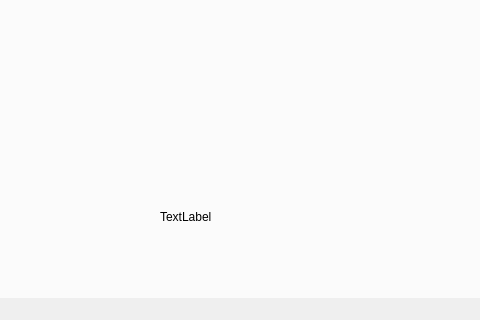
Above: maindesktopweadtwindow.ui from Vicken-Ghoubiguian/desktopWeaDTApp before the change; both pictures show x 162 to 642 and y 280 to 600 of the 800 by 600 pixel window. Below: the same form after it.
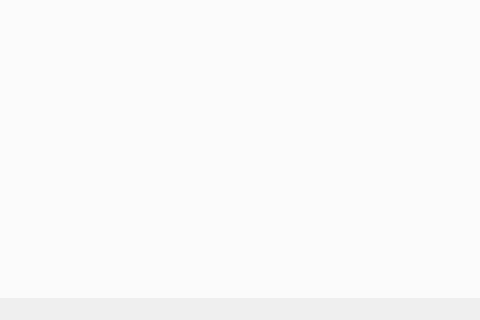
That is the form after the change.

What changed in the file:
```diff
--- a/maindesktopweadtwindow.ui
+++ b/maindesktopweadtwindow.ui
@@ -112,7 +112,7 @@
        </rect>
       </property>
       <property name="text">
-       <string>TextLabel</string>
+       <string/>
       </property>
      </widget>
     </widget>
```
